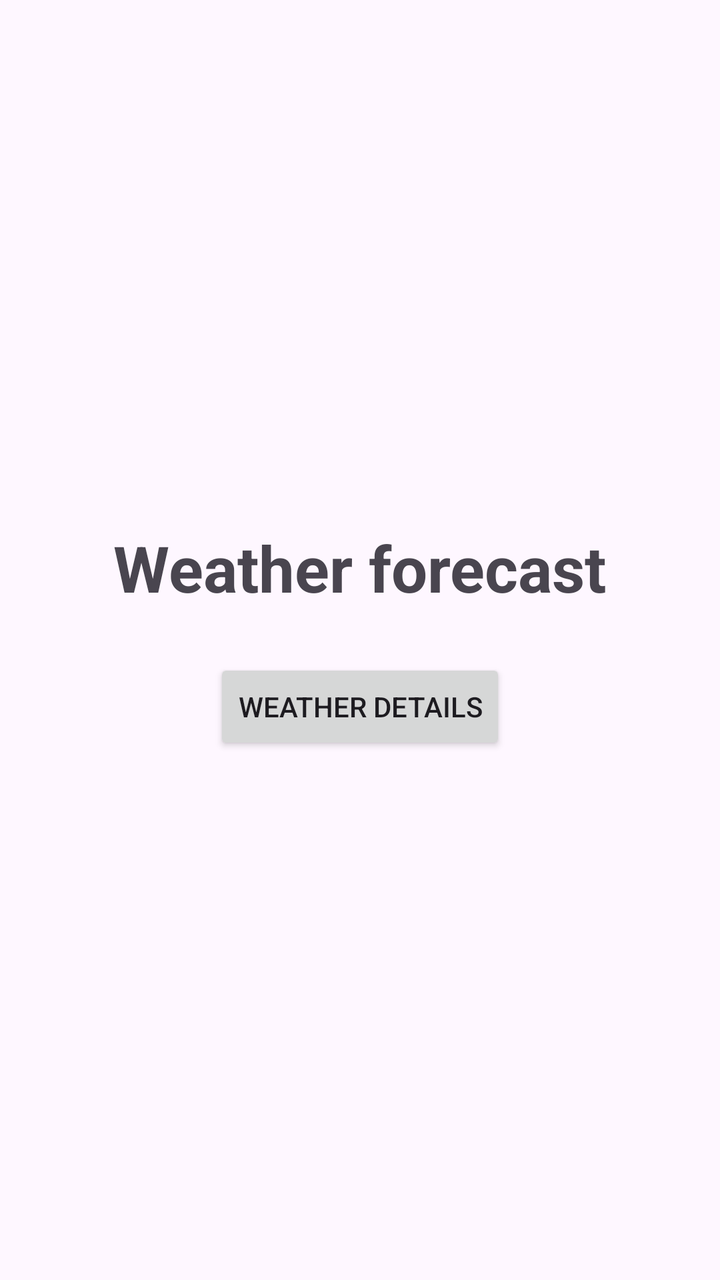
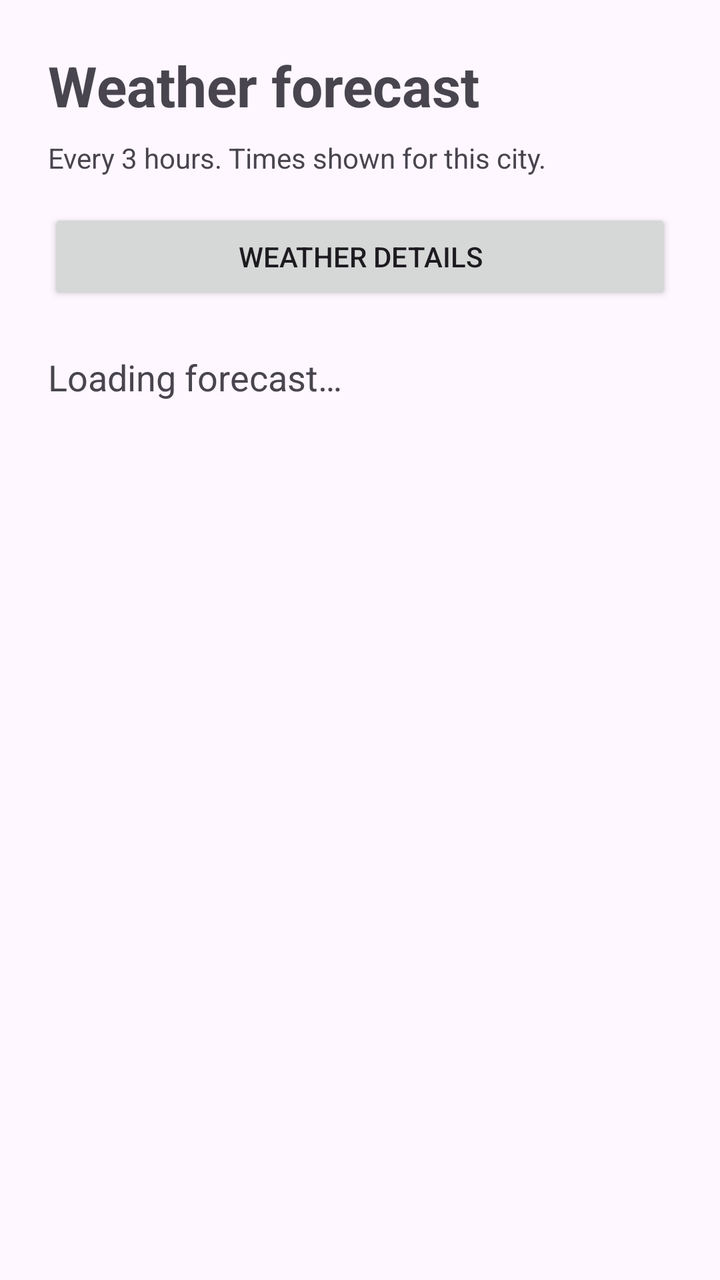

Before-and-after screenshots of an Android layout around one commit, followed by the original layout XML and the change that was made.
<!-- AndroidManifest.xml: application theme Theme.WeatherTrack -->
<!-- res/layout/fragment_forecast.xml -->
<?xml version="1.0" encoding="utf-8"?>
<LinearLayout xmlns:android="http://schemas.android.com/apk/res/android"
    android:layout_width="match_parent"
    android:layout_height="match_parent"
    android:orientation="vertical"
    android:gravity="center"
    android:padding="24dp">

    <TextView
        android:layout_width="wrap_content"
        android:layout_height="wrap_content"
        android:text="@string/forecast_title"
        android:textSize="32sp"
        android:textStyle="bold" />

    <Button
        android:id="@+id/buttonDetails"
        android:layout_width="wrap_content"
        android:layout_height="wrap_content"
        android:layout_marginTop="24dp"
        android:text="@string/details_title" />

</LinearLayout>
<!-- resources referenced by this layout -->
<resources>
  <string name="details_title">Weather details</string>
  <string name="forecast_title">Weather forecast</string>
  <style name="Theme.WeatherTrack" parent="Base.Theme.WeatherTrack" />
  <style name="Base.Theme.WeatherTrack" parent="Theme.Material3.DayNight.NoActionBar">
          
          
      </style>
</resources>

<!-- the commit's change to res/layout/fragment_forecast.xml (unified diff, before → after) -->
@@ -1,23 +1,51 @@
 <?xml version="1.0" encoding="utf-8"?>
-<LinearLayout xmlns:android="http://schemas.android.com/apk/res/android"
+<ScrollView xmlns:android="http://schemas.android.com/apk/res/android"
     android:layout_width="match_parent"
     android:layout_height="match_parent"
-    android:orientation="vertical"
-    android:gravity="center"
-    android:padding="24dp">
+    android:fillViewport="true">
 
-    <TextView
-        android:layout_width="wrap_content"
+    <LinearLayout
+        android:layout_width="match_parent"
         android:layout_height="wrap_content"
-        android:text="@string/forecast_title"
-        android:textSize="32sp"
-        android:textStyle="bold" />
+        android:orientation="vertical"
+        android:padding="24dp">
 
-    <Button
-        android:id="@+id/buttonDetails"
-        android:layout_width="wrap_content"
-        android:layout_height="wrap_content"
-        android:layout_marginTop="24dp"
-        android:text="@string/details_title" />
+        <TextView
+            android:id="@+id/textForecastTitle"
+            android:layout_width="match_parent"
+            android:layout_height="wrap_content"
+            android:text="@string/forecast_title"
+            android:textSize="28sp"
+            android:textStyle="bold" />
 
-</LinearLayout>
+        <TextView
+            android:layout_width="match_parent"
+            android:layout_height="wrap_content"
+            android:layout_marginTop="8dp"
+            android:text="@string/forecast_timing" />
+
+        <Button
+            android:id="@+id/buttonDetails"
+            android:layout_width="match_parent"
+            android:layout_height="wrap_content"
+            android:layout_marginTop="16dp"
+            android:text="@string/details_title" />
+
+        <Button
+            android:id="@+id/buttonRetry"
+            android:layout_width="match_parent"
+            android:layout_height="wrap_content"
+            android:text="@string/forecast_retry"
+            android:visibility="gone" />
+
+        <TextView
+            android:id="@+id/textForecast"
+            android:layout_width="match_parent"
+            android:layout_height="wrap_content"
+            android:layout_marginTop="24dp"
+            android:text="@string/forecast_loading"
+            android:textSize="18sp"
+            android:lineSpacingExtra="4dp" />
+
+    </LinearLayout>
+</ScrollView>
<!-- resource entries referenced after the edit -->
@@ -1,6 +1,9 @@
 <!-- resources referenced by this layout -->
 <resources>
   <string name="details_title">Weather details</string>
+  <string name="forecast_loading">Loading forecast…</string>
+  <string name="forecast_retry">Retry</string>
+  <string name="forecast_timing">Every 3 hours. Times shown for this city.</string>
   <string name="forecast_title">Weather forecast</string>
   <style name="Theme.WeatherTrack" parent="Base.Theme.WeatherTrack" />
   <style name="Base.Theme.WeatherTrack" parent="Theme.Material3.DayNight.NoActionBar">
